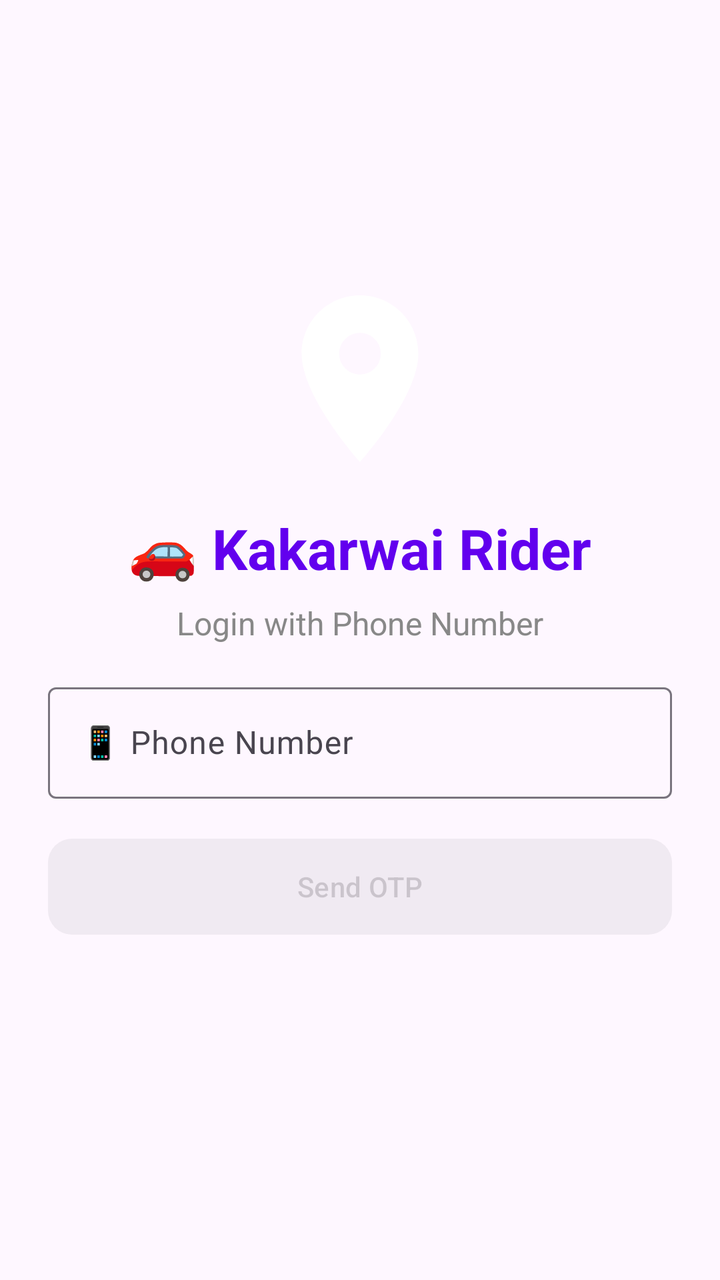
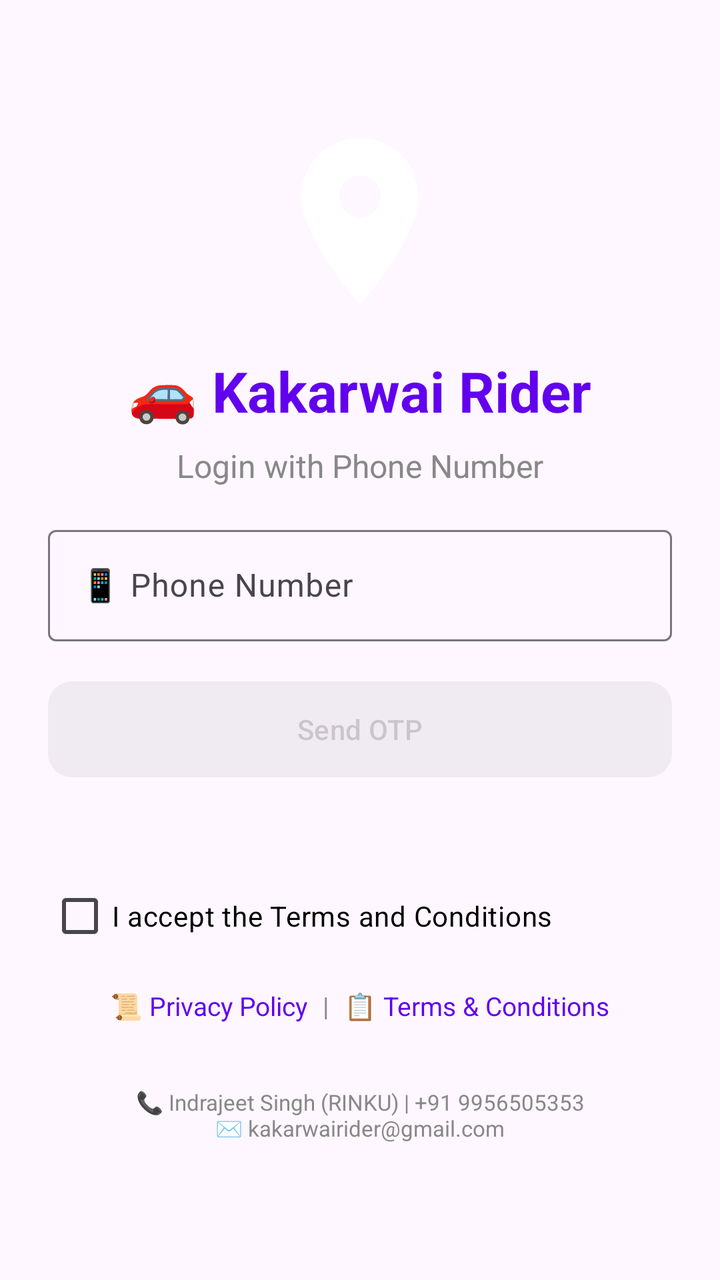

Screens rendered from an Android XML layout before and after an edit, with the pre-edit source and the edit as a unified diff.
<!-- AndroidManifest.xml: application theme Theme.KakarwaiRider -->
<!-- res/layout/fragment_login.xml -->
<?xml version="1.0" encoding="utf-8"?>
<ScrollView xmlns:android="http://schemas.android.com/apk/res/android"
    xmlns:app="http://schemas.android.com/apk/res-auto"
    android:layout_width="match_parent"
    android:layout_height="match_parent"
    android:fillViewport="true"
    android:scrollbars="none">

    <LinearLayout
        android:layout_width="match_parent"
        android:layout_height="wrap_content"
        android:orientation="vertical"
        android:gravity="center"
        android:padding="24dp"
        android:layout_gravity="center">

        
        <ImageView
            android:layout_width="100dp"
            android:layout_height="100dp"
            android:src="@drawable/ic_splash_logo"
            android:layout_marginBottom="16dp" />

        <TextView
            android:layout_width="wrap_content"
            android:layout_height="wrap_content"
            android:text="🚗 Kakarwai Rider"
            android:textSize="28sp"
            android:textStyle="bold"
            android:textColor="@color/primary"
            android:layout_marginBottom="8dp" />

        <TextView
            android:layout_width="wrap_content"
            android:layout_height="wrap_content"
            android:text="Login with Phone Number"
            android:textSize="16sp"
            android:textColor="@color/grey"
            android:layout_marginBottom="16dp" />

        
        <TextView
            android:id="@+id/tvServiceStatus"
            android:layout_width="match_parent"
            android:layout_height="wrap_content"
            android:text="📍 Checking service availability..."
            android:textSize="14sp"
            android:textColor="@color/orange"
            android:gravity="center"
            android:padding="8dp"
            android:background="@color/grey_light"
            android:layout_marginBottom="16dp"
            android:visibility="gone" />

        
        <com.google.android.material.textfield.TextInputLayout
            android:layout_width="match_parent"
            android:layout_height="wrap_content"
            style="@style/Widget.Material3.TextInputLayout.OutlinedBox"
            android:layout_marginBottom="16dp">

            <com.google.android.material.textfield.TextInputEditText
                android:id="@+id/etPhoneNumber"
                android:layout_width="match_parent"
                android:layout_height="wrap_content"
                android:hint="📱 Phone Number"
                android:inputType="phone"
                android:maxLength="15"
                android:digits="0123456789+" />

        </com.google.android.material.textfield.TextInputLayout>

        
        <com.google.android.material.button.MaterialButton
            android:id="@+id/btnSendOTP"
            android:layout_width="match_parent"
            android:layout_height="56dp"
            android:text="Send OTP"
            app:cornerRadius="12dp"
            android:layout_marginBottom="12dp"
            android:enabled="false"
            android:alpha="0.5" />

        
        <com.google.android.material.textfield.TextInputLayout
            android:layout_width="match_parent"
            android:layout_height="wrap_content"
            style="@style/Widget.Material3.TextInputLayout.OutlinedBox"
            android:layout_marginBottom="12dp">

            <com.google.android.material.textfield.TextInputEditText
                android:id="@+id/etOTP"
                android:layout_width="match_parent"
                android:layout_height="wrap_content"
                android:hint="🔐 Enter OTP"
                android:inputType="number"
                android:maxLength="6"
                android:digits="0123456789"
                android:importantForAutofill="no"
                android:focusable="true"
                android:focusableInTouchMode="true"
                android:selectAllOnFocus="true"
                android:imeOptions="actionDone"
                android:visibility="gone" />

        </com.google.android.material.textfield.TextInputLayout>

        
        <com.google.android.material.button.MaterialButton
            android:id="@+id/btnVerifyOTP"
            android:layout_width="match_parent"
            android:layout_height="56dp"
            android:text="Verify OTP"
            app:cornerRadius="12dp"
            android:layout_marginBottom="8dp"
            android:visibility="gone" />

        
        <com.google.android.material.button.MaterialButton
            android:id="@+id/btnResendOTP"
            android:layout_width="wrap_content"
            android:layout_height="wrap_content"
            android:text="Resend OTP"
            style="@style/Widget.Material3.Button.TextButton"
            android:textColor="@color/primary"
            android:visibility="gone" />

    </LinearLayout>

</ScrollView>
<!-- resources referenced by this layout -->
<resources>
  <color name="grey">#888888</color>
  <color name="grey_light">#BDBDBD</color>
  <color name="orange">#FF9800</color>
  <color name="primary">@color/purple_500</color>
  <!-- drawable ic_splash_logo (drawable) -->
  <vector xmlns:android="http://schemas.android.com/apk/res/android"
      android:width="120dp"
      android:height="120dp"
      android:viewportWidth="24"
      android:viewportHeight="24">
      <path
          android:fillColor="#FFFFFFFF"
          android:pathData="M12,2C8.13,2 5,5.13 5,9c0,5.25 7,13 7,13s7,-7.75 7,-13c0,-3.87 -3.13,-7 -7,-7zM12,11.5c-1.38,0 -2.5,-1.12 -2.5,-2.5s1.12,-2.5 2.5,-2.5 2.5,1.12 2.5,2.5 -1.12,2.5 -2.5,2.5z"/>
  </vector>
  <style name="Theme.KakarwaiRider" parent="Base.Theme.KakarwaiRider" />
  <color name="purple_500">#FF6200EE</color>
  <style name="Base.Theme.KakarwaiRider" parent="Theme.Material3.DayNight.NoActionBar">
          
          
      </style>
</resources>

<!-- the commit's change to res/layout/fragment_login.xml (unified diff, before → after) -->
@@ -125,6 +125,66 @@
             android:textColor="@color/primary"
             android:visibility="gone" />
 
+        
+        <CheckBox
+            android:id="@+id/cbAcceptTerms"
+            android:layout_width="match_parent"
+            android:layout_height="wrap_content"
+            android:layout_marginTop="12dp"
+            android:layout_marginBottom="8dp"
+            android:text="I accept the Terms and Conditions"
+            android:textSize="14sp"
+            android:textColor="@color/black" />
+
+        
+        <LinearLayout
+            android:layout_width="match_parent"
+            android:layout_height="wrap_content"
+            android:orientation="horizontal"
+            android:gravity="center"
+            android:layout_marginBottom="12dp">
+
+            <TextView
+                android:id="@+id/tvPrivacyPolicy"
+                android:layout_width="wrap_content"
+                android:layout_height="wrap_content"
+                android:text="📜 Privacy Policy"
+                android:textSize="13sp"
+                android:textColor="@color/primary"
+                android:padding="4dp"
+                android:background="?attr/selectableItemBackground" />
+
+            <TextView
+                android:layout_width="wrap_content"
+                android:layout_height="wrap_content"
+                android:text=" | "
+                android:textSize="13sp"
+                android:textColor="@color/grey" />
+
+            <TextView
+                android:id="@+id/tvTermsConditions"
+                android:layout_width="wrap_content"
+                android:layout_height="wrap_content"
+                android:text="📋 Terms &amp; Conditions"
+                android:textSize="13sp"
+                android:textColor="@color/primary"
+                android:padding="4dp"
+                android:background="?attr/selectableItemBackground" />
+
+        </LinearLayout>
+
+        
+        <TextView
+            android:id="@+id/tvContactInfo"
+            android:layout_width="match_parent"
+            android:layout_height="wrap_content"
+            android:text="📞 Indrajeet Singh (RINKU) | +91 9956505353\n✉️ kakarwairider@gmail.com"
+            android:textSize="11sp"
+            android:textColor="@color/grey"
+            android:gravity="center"
+            android:layout_marginTop="8dp"
+            android:padding="8dp" />
+
     </LinearLayout>
 
 </ScrollView>
<!-- resource entries referenced after the edit -->
@@ -1,5 +1,6 @@
 <!-- resources referenced by this layout -->
 <resources>
+  <color name="black">#FF000000</color>
   <color name="grey">#888888</color>
   <color name="grey_light">#BDBDBD</color>
   <color name="orange">#FF9800</color>
